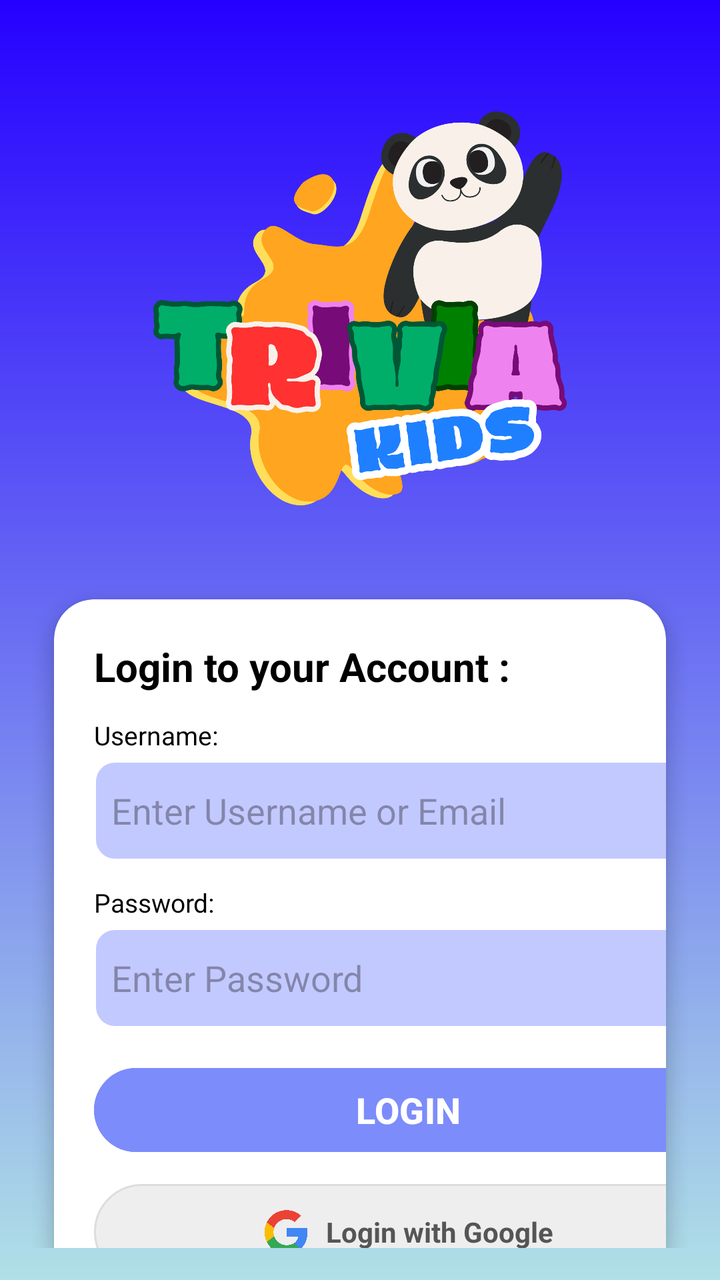
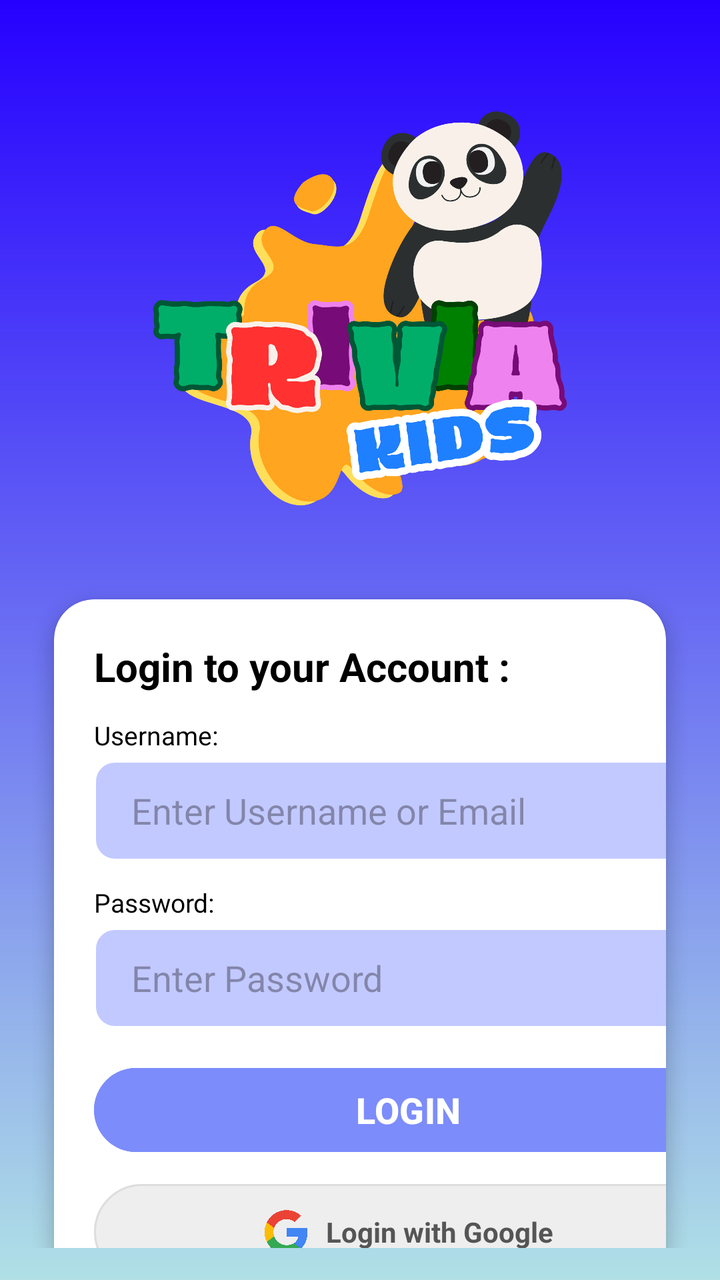

Screens rendered from an Android XML layout before and after an edit, with the pre-edit source and the edit as a unified diff.
<!-- AndroidManifest.xml: application theme Theme.QuizApp -->
<!-- res/layout/login_page.xml -->
<?xml version="1.0" encoding="utf-8"?>
<LinearLayout xmlns:android="http://schemas.android.com/apk/res/android"
    xmlns:app="http://schemas.android.com/apk/res-auto"
    xmlns:tools="http://schemas.android.com/tools"
    android:layout_width="match_parent"
    android:layout_height="match_parent"
    android:background="@drawable/bg"
    android:orientation="vertical"
    android:gravity="center_horizontal"
    android:padding="16dp"
    tools:context=".LoginPage">

    <ImageView
        android:id="@+id/imageView"
        android:layout_width="240dp"
        android:layout_height="212dp"
        android:layout_marginTop="32dp"
        android:layout_marginBottom="16dp"
        android:scaleType="fitCenter"
        android:src="@drawable/logotrivia" />

    <androidx.cardview.widget.CardView
        android:layout_width="wrap_content"
        android:layout_height="381dp"
        android:layout_gravity="center"
        android:layout_marginTop="10dp"
        app:cardBackgroundColor="@android:color/white"
        app:cardCornerRadius="20dp"
        app:cardElevation="5dp"
        app:cardUseCompatPadding="true">

        <LinearLayout
            android:layout_width="354dp"
            android:layout_height="369dp"
            android:orientation="vertical"
            android:padding="20dp">

            <TextView
                android:layout_width="wrap_content"
                android:layout_height="wrap_content"
                android:layout_marginBottom="12dp"
                android:text="Login to your Account :"
                android:textColor="#000000"
                android:textSize="20sp"
                android:textStyle="bold" />

            <TextView
                android:layout_width="wrap_content"
                android:layout_height="wrap_content"
                android:text="Username:"
                android:textColor="#000000"
                android:textSize="13sp" />

            <EditText
                android:id="@+id/etUsername"
                android:layout_width="match_parent"
                android:layout_height="50dp"
                android:layout_marginTop="4dp"
                android:layout_marginBottom="12dp"
                android:background="@drawable/edit_text_rounded_corner"
                android:hint="  Enter Username or Email"
                android:inputType="text" />

            <TextView
                android:layout_width="wrap_content"
                android:layout_height="wrap_content"
                android:text="Password:"
                android:textColor="#000000"
                android:textSize="13sp" />

            <EditText
                android:id="@+id/etPassword"
                android:layout_width="match_parent"
                android:layout_height="50dp"
                android:layout_marginTop="4dp"
                android:layout_marginBottom="16dp"
                android:background="@drawable/edit_text_rounded_corner"
                android:hint="  Enter Password"
                android:inputType="textPassword" />

            <Button
                android:id="@+id/btnLogin"
                android:layout_width="match_parent"
                android:layout_height="50dp"
                android:backgroundTint="#7C8CFB"
                android:text="LOGIN"
                android:textColor="@android:color/white"
                android:textSize="18sp"
                android:textStyle="bold" />

            <LinearLayout
                android:id="@+id/btnGoogleLogin"
                android:layout_width="match_parent"
                android:layout_height="48dp"
                android:layout_marginTop="12dp"
                android:background="@drawable/google_button_bg"
                android:clickable="true"
                android:focusable="true"
                android:gravity="center"
                android:orientation="horizontal">

                <ImageView
                    android:layout_width="24dp"
                    android:layout_height="24dp"
                    android:layout_marginEnd="8dp"
                    android:background="@drawable/googlelogo" />

                <TextView
                    android:layout_width="wrap_content"
                    android:layout_height="wrap_content"
                    android:text="Login with Google"
                    android:textColor="#555555"
                    android:textStyle="bold" />
            </LinearLayout>
        </LinearLayout>
    </androidx.cardview.widget.CardView>
    <LinearLayout
    android:layout_width="wrap_content"
    android:layout_height="wrap_content"
    android:layout_marginTop="10dp"
    android:orientation="horizontal"
    android:padding="8dp">
    <TextView
        android:layout_width="wrap_content"
        android:layout_height="wrap_content"
        android:text="Doesn't have an account? "
        android:textColor="#000000" />
    <TextView
        android:id="@+id/tvSignUpLink"
        android:layout_width="wrap_content"
        android:layout_height="wrap_content"
        android:text="Sign up"
        android:textColor="#00008B"
        android:textStyle="bold" />

</LinearLayout>
</LinearLayout>
<!-- resources referenced by this layout -->
<resources>
  <!-- drawable bg (drawable) -->
  <?xml version="1.0" encoding="utf-8"?>
  <shape xmlns:android="http://schemas.android.com/apk/res/android"
      android:shape="rectangle">
      <gradient
          android:startColor="#2600FF"
          android:endColor="#B0E0E6"
          android:angle="-90"
          android:centerY="0.8"/>
  </shape>
  <!-- drawable edit_text_rounded_corner (drawable) -->
  <?xml version="1.0" encoding="utf-8"?>
  <shape android:shape="rectangle" xmlns:android="http://schemas.android.com/apk/res/android">
  
  <stroke android:width="1dp" android:color="@color/white"/>
  <corners android:radius="10dp"/>
  <solid android:color="@color/textPurple"/>
  </shape>
  <!-- drawable google_button_bg (drawable) -->
  <?xml version="1.0" encoding="utf-8"?>
  <shape xmlns:android="http://schemas.android.com/apk/res/android">
      <solid android:color="#EEEEEE" />
      <corners android:radius="25dp" />
      <stroke android:width="1dp" android:color="#DDDDDD" />
  </shape>
  <!-- drawable googlelogo: png bitmap (drawable, 40122 bytes) -->
  <!-- drawable logotrivia: png bitmap (drawable, 164232 bytes) -->
  <style name="Theme.QuizApp" parent="Base.Theme.QuizApp" />
  <color name="white">#FFFFFFFF</color>
  <color name="textPurple">#C2C9FF</color>
  <style name="Base.Theme.QuizApp" parent="Theme.Material3.DayNight.NoActionBar">
          
          <item name="colorPrimary">@color/purple</item>
          <item name="colorPrimaryVariant">@color/blue</item>
          <item name="android:statusBarColor">@color/blue</item>
      </style>
  <color name="purple">#2600FF</color>
  <color name="blue">#B0E0E6</color>
</resources>

<!-- the commit's change to res/layout/login_page.xml (unified diff, before → after) -->
@@ -59,6 +59,8 @@
                 android:layout_marginBottom="12dp"
                 android:background="@drawable/edit_text_rounded_corner"
                 android:hint="  Enter Username or Email"
+                android:paddingStart="10dp"
+                android:paddingLeft="10dp"
                 android:inputType="text" />
 
             <TextView
@@ -75,6 +77,8 @@
                 android:layout_marginTop="4dp"
                 android:layout_marginBottom="16dp"
                 android:background="@drawable/edit_text_rounded_corner"
+                android:paddingStart="10dp"
+                android:paddingLeft="10dp"
                 android:hint="  Enter Password"
                 android:inputType="textPassword" />
 
